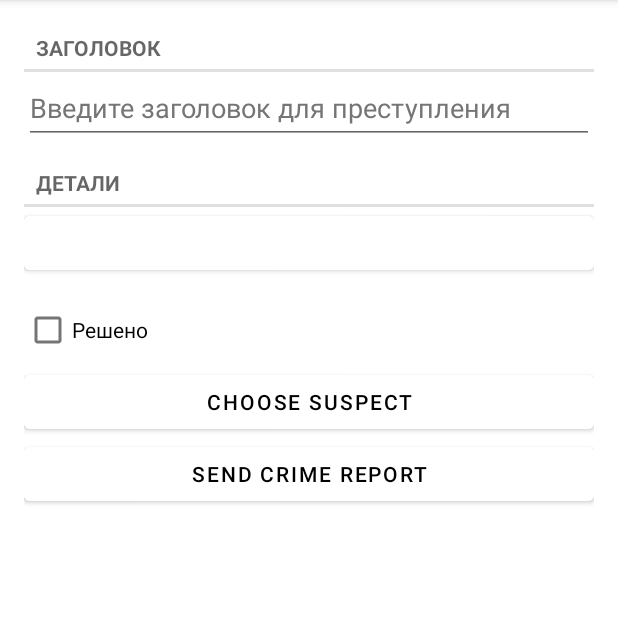
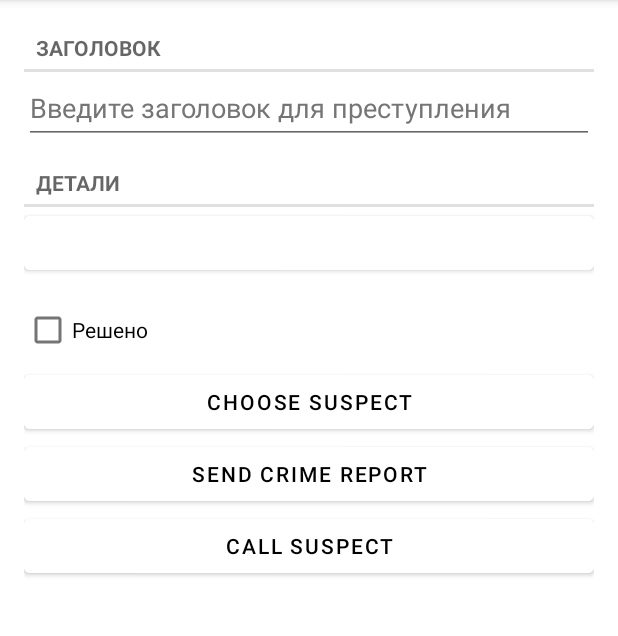
Before and after one commit to smallest87/Wordpress-To-Android-Adapter, an Android app: the screen it shows after launch (MainActivity), after a tap on "New Crime", on a phone screen of 412 x 824 dp, the part 84-720 px from its top. Run offline under Robolectric (Android 15) with nearby library versions, the phone set to English and light mode, and no system bars; our stand-ins replace Room's generated code; 1 statement that could not run was skipped.

Commit message:
COMPLETED calling to suspect func

```diff
--- a/CriminalIntent/app/src/main/AndroidManifest.xml
+++ b/CriminalIntent/app/src/main/AndroidManifest.xml
@@ -2,6 +2,7 @@
 <manifest xmlns:android="http://schemas.android.com/apk/res/android"
     package="com.example.criminalintent">
 
+    <uses-permission android:name="android.permission.CALL_PHONE" />
     <application
         android:name=".CriminalIntentApplication"
         android:allowBackup="true"
--- a/CriminalIntent/app/src/main/java/com/example/criminalintent/fragments/CrimeFragment.kt
+++ b/CriminalIntent/app/src/main/java/com/example/criminalintent/fragments/CrimeFragment.kt
@@ -157,13 +157,13 @@ class CrimeFragment : Fragment(), DatePickerFragment.CallBacks {
         //--------------------FOR CALLS----------------------------------------(start)--------------------------------------------------------
         //-----------------------------------------------------------------------------------------------------------------------------------
 
-        /*binding.callSuspectButton.setOnClickListener {
+        binding.callSuspectButton.setOnClickListener {
             if(checkAndRequestPermissions()){
                 val phoneContactContract = Intent(Intent.ACTION_CALL, Uri.parse("tel:" + "1122334455"))
                 startActivity(phoneContactContract)}
-        }*/
+        }
     }
-    /*private fun checkAndRequestPermissions(): Boolean {
+    private fun checkAndRequestPermissions(): Boolean {
         val call = ContextCompat.checkSelfPermission(requireContext(), Manifest.permission.CALL_PHONE)
         val listPermissionsNeeded = ArrayList<String>()
         if (call != PackageManager.PERMISSION_GRANTED) {
@@ -197,11 +197,11 @@ class CrimeFragment : Fragment(), DatePickerFragment.CallBacks {
                         // process the normal flow
                         //else any one or both the permissions are not granted
                     } else {
-                        Log.d("in fragment on request", "Some permissions are not granted ask again ")
+                        /*Log.d("in fragment on request", "Some permissions are not granted ask again ")
                         //permission is denied (this is the first time, when "never ask again" is not checked) so ask again explaining the usage of permission
                         //                        // shouldShowRequestPermissionRationale will return true
                         //show the dialog or snackbar saying its necessary and try again otherwise proceed with setup.
-                        *//*if (ActivityCompat.shouldShowRequestPermissionRationale(context, Manifest.permission.WRITE_EXTERNAL_STORAGE)
+                        if (ActivityCompat.shouldShowRequestPermissionRationale(context, Manifest.permission.WRITE_EXTERNAL_STORAGE)
                             ||
                             ActivityCompat.shouldShowRequestPermissionRationale(requireContext(), Manifest.permission.CAMERA)
                             ||
@@ -214,13 +214,13 @@ class CrimeFragment : Fragment(), DatePickerFragment.CallBacks {
                                 .show()
                             //                            //proceed with logic by disabling the related features or quit the app.
                         }//permission is denied (and never ask again is  checked)
-                        //shouldShowRequestPermissionRationale will return false*//*
+                        //shouldShowRequestPermissionRationale will return false*/
                     }
                 }
             }
         }
 
-    }*/
+    }
 
     //--------------------FOR CALLS----------------------------------------(end)--------------------------------------------------------
     //---------------------------------------------------------------------------------------------------------------------------------
--- a/CriminalIntent/app/src/main/res/layout/fragment_crime.xml
+++ b/CriminalIntent/app/src/main/res/layout/fragment_crime.xml
@@ -64,7 +64,7 @@
         android:layout_height="wrap_content"
         android:text="@string/send_crime_report_button"/>
 
-   <!-- <Button
+   <Button
         android:id="@+id/callSuspectButton"
         android:backgroundTint="@color/cardview_light_background"
         android:textColor="@color/black"
@@ -72,6 +72,6 @@
         android:layout_width="match_parent"
         android:layout_height="wrap_content"
         android:visibility="visible"
-        android:text="@string/call_suspect_button"/>-->
+        android:text="@string/call_suspect_button"/>
 
 </LinearLayout>
```
